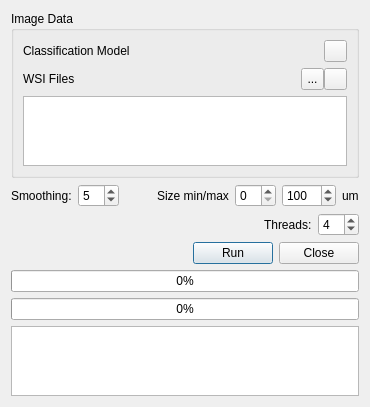
Above: rec_dialog.ui from frankyeh/WSRecognizer before the change. Below: the same form after it.
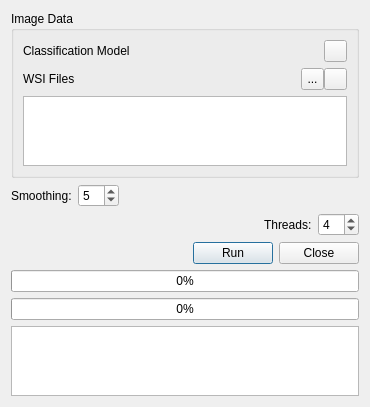
That is the form after the change. Icons and pictures are not drawn.

```diff
--- a/rec_dialog.ui
+++ b/rec_dialog.ui
@@ -7,7 +7,7 @@
     <x>0</x>
     <y>0</y>
     <width>370</width>
-    <height>376</height>
+    <height>404</height>
    </rect>
   </property>
   <property name="windowTitle">
@@ -157,43 +157,6 @@
        </property>
       </spacer>
      </item>
-     <item>
-      <widget class="QLabel" name="label_7">
-       <property name="text">
-        <string>Size min/max</string>
-       </property>
-      </widget>
-     </item>
-     <item>
-      <widget class="QSpinBox" name="min_size">
-       <property name="maximum">
-        <number>50</number>
-       </property>
-       <property name="singleStep">
-        <number>5</number>
-       </property>
-      </widget>
-     </item>
-     <item>
-      <widget class="QSpinBox" name="max_size">
-       <property name="maximum">
-        <number>1000</number>
-       </property>
-       <property name="singleStep">
-        <number>5</number>
-       </property>
-       <property name="value">
-        <number>100</number>
-       </property>
-      </widget>
-     </item>
-     <item>
-      <widget class="QLabel" name="label_14">
-       <property name="text">
-        <string>um</string>
-       </property>
-      </widget>
-     </item>
     </layout>
    </item>
    <item>
```
